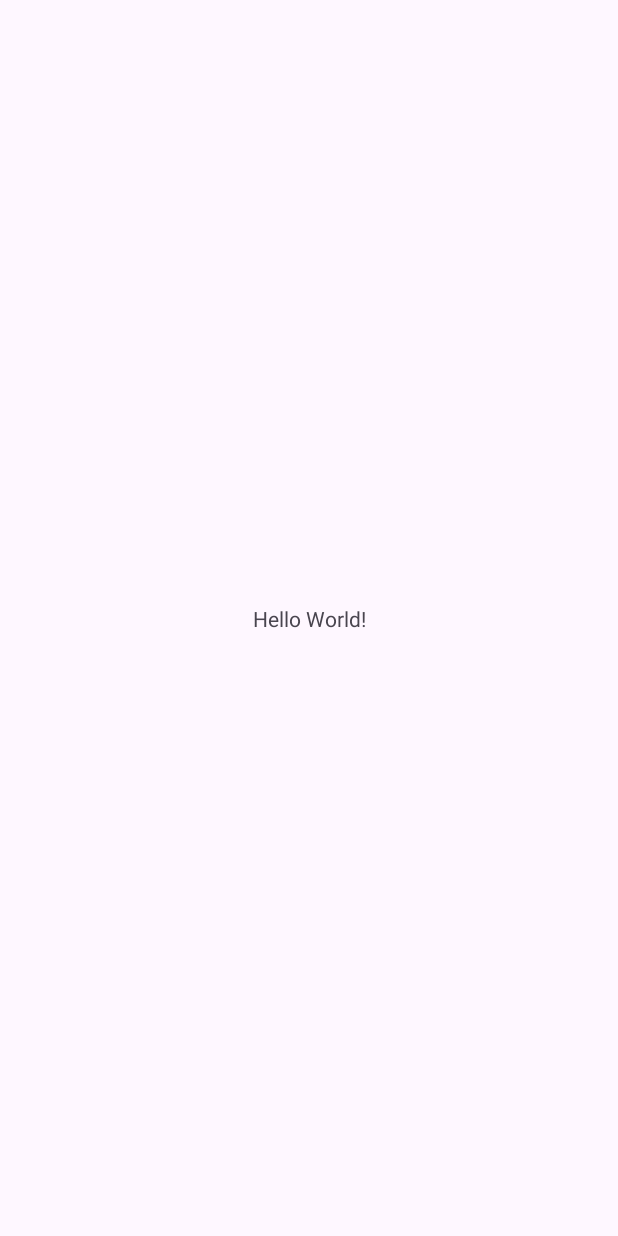
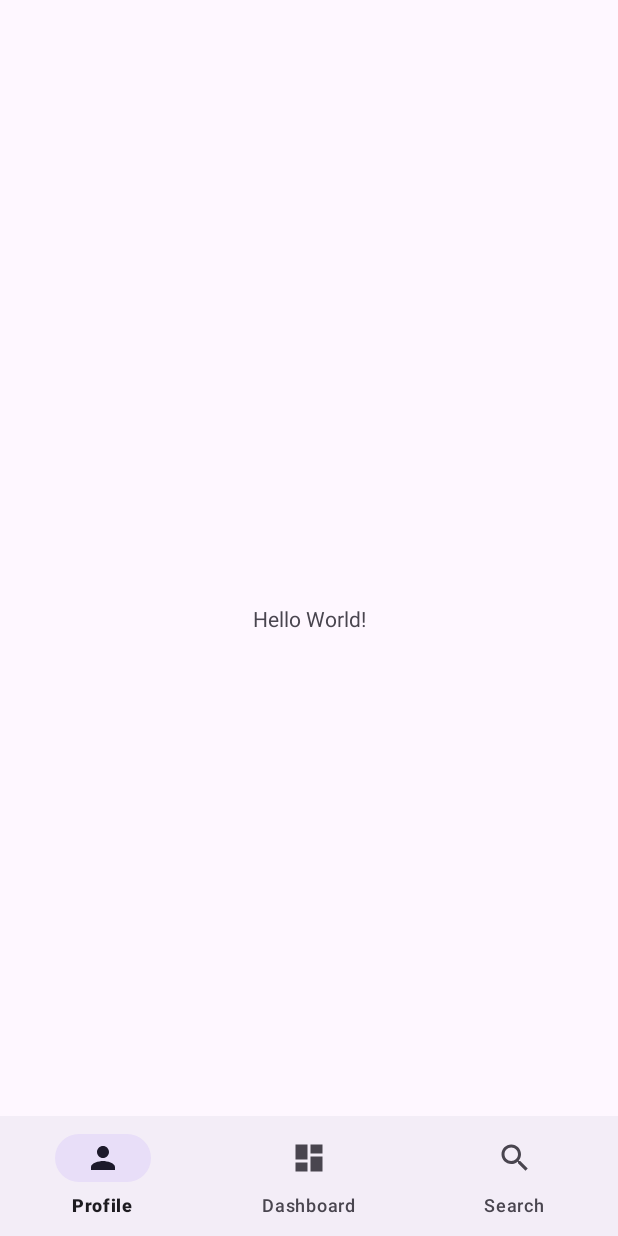
Before and after one commit to Team5MobileApp/StudyConnect, an Android app: the screen it shows after launch (MainActivity), on a phone screen of 412 x 824 dp. Before the commit the screen is almost empty. Run offline under Robolectric (Android 15) with nearby library versions, the phone set to English and light mode, and no system bars.

Commit message:
Added navbar with profile, dashboard, and search screens.

```diff
--- /dev/null
+++ b/app/src/main/res/drawable/baseline_dashboard_24.xml
@@ -0,0 +1,5 @@
+<vector xmlns:android="http://schemas.android.com/apk/res/android" android:height="24dp" android:tint="#000000" android:viewportHeight="24" android:viewportWidth="24" android:width="24dp">
+
+    <path android:fillColor="@android:color/white" android:pathData="M3,13h8L11,3L3,3v10zM3,21h8v-6L3,15v6zM13,21h8L21,11h-8v10zM13,3v6h8L21,3h-8z"/>
+
+</vector>
--- /dev/null
+++ b/app/src/main/res/drawable/baseline_profile_24.xml
@@ -0,0 +1,5 @@
+<vector xmlns:android="http://schemas.android.com/apk/res/android" android:height="24dp" android:tint="#000000" android:viewportHeight="24" android:viewportWidth="24" android:width="24dp">
+
+    <path android:fillColor="@android:color/white" android:pathData="M12,12c2.21,0 4,-1.79 4,-4s-1.79,-4 -4,-4 -4,1.79 -4,4 1.79,4 4,4zM12,14c-2.67,0 -8,1.34 -8,4v2h16v-2c0,-2.66 -5.33,-4 -8,-4z"/>
+
+</vector>
--- /dev/null
+++ b/app/src/main/res/drawable/baseline_search_24.xml
@@ -0,0 +1,5 @@
+<vector xmlns:android="http://schemas.android.com/apk/res/android" android:height="24dp" android:tint="#000000" android:viewportHeight="24" android:viewportWidth="24" android:width="24dp">
+
+    <path android:fillColor="@android:color/white" android:pathData="M15.5,14h-0.79l-0.28,-0.27C15.41,12.59 16,11.11 16,9.5 16,5.91 13.09,3 9.5,3S3,5.91 3,9.5 5.91,16 9.5,16c1.61,0 3.09,-0.59 4.23,-1.57l0.27,0.28v0.79l5,4.99L20.49,19l-4.99,-5zM9.5,14C7.01,14 5,11.99 5,9.5S7.01,5 9.5,5 14,7.01 14,9.5 11.99,14 9.5,14z"/>
+
+</vector>
--- a/app/src/main/res/layout/activity_main.xml
+++ b/app/src/main/res/layout/activity_main.xml
@@ -16,4 +16,15 @@
         app:layout_constraintStart_toStartOf="parent"
         app:layout_constraintTop_toTopOf="parent" />
 
+    <com.google.android.material.bottomnavigation.BottomNavigationView
+        android:id="@+id/bottomNavigationView"
+        android:layout_width="match_parent"
+        android:layout_height="wrap_content"
+        android:layout_alignParentBottom="true"
+        app:layout_constraintBottom_toBottomOf="parent"
+        app:layout_constraintEnd_toEndOf="parent"
+        app:layout_constraintHorizontal_bias="0.0"
+        app:layout_constraintStart_toStartOf="parent"
+        app:menu="@menu/menu_bottom_navigation" />
+
 </androidx.constraintlayout.widget.ConstraintLayout>
--- /dev/null
+++ b/app/src/main/res/menu/menu_bottom_navigation.xml
@@ -0,0 +1,22 @@
+<?xml version="1.0" encoding="utf-8"?>
+<menu xmlns:android="http://schemas.android.com/apk/res/android"
+    xmlns:app="http://schemas.android.com/apk/res-auto">
+    <item
+        android:id="@+id/action_profile"
+        android:enabled="true"
+        android:icon="@drawable/baseline_profile_24"
+        android:title="Profile"
+        app:showAsAction="ifRoom" />
+    <item
+        android:id="@+id/action_dashboard"
+        android:enabled="true"
+        android:icon="@drawable/baseline_dashboard_24"
+        android:title="Dashboard"
+        app:showAsAction="ifRoom" />
+    <item
+        android:id="@+id/action_search"
+        android:enabled="true"
+        android:icon="@drawable/baseline_search_24"
+        android:title="Search"
+        app:showAsAction="ifRoom" />
+</menu>
--- a/app/src/main/res/values/strings.xml
+++ b/app/src/main/res/values/strings.xml
@@ -1,3 +1,5 @@
 <resources>
     <string name="app_name">StudyConnect</string>
+    <!-- TODO: Remove or change this placeholder text -->
+    <string name="hello_blank_fragment">Hello blank fragment</string>
 </resources>
```
Also changed, not shown: app/src/main/java/com/example/studyconnect/DashboardFragment.kt (added, +55 -0 lines), app/src/main/java/com/example/studyconnect/ProfileFragment.kt (added, +59 -0 lines), app/src/main/java/com/example/studyconnect/SearchFragment.kt (added, +59 -0 lines), app/src/main/res/layout/fragment_dashboard.xml (added, +14 -0 lines), app/src/main/res/layout/fragment_profile.xml (added, +14 -0 lines), app/src/main/res/layout/fragment_search.xml (added, +14 -0 lines).
